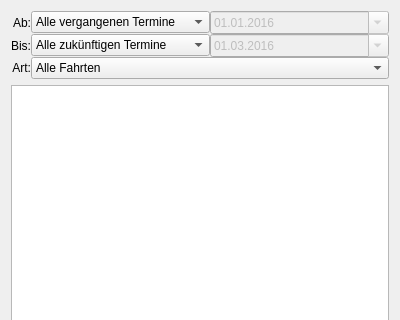
First picture: the form in export.ui, repository philjosch/Einsatzplaner, before the edit; both pictures show x 0 to 400 and y 0 to 320 of the 400 by 555 pixel window.
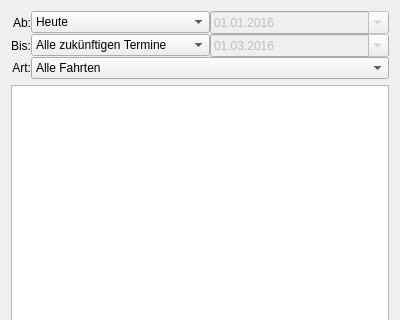
Second picture: the form after the edit.

Commit message:
Verbesserungen bei der Export-Funktion
Standardmäßig wird ab dem heutigen Datum ausgegeben. Ebenso werden
manche Informationen wenn nicht benötigt ausgeblendet.
Ebenso weitere kleine Verbesserungen.

```diff
--- a/export.ui
+++ b/export.ui
@@ -59,7 +59,7 @@
         <bool>true</bool>
        </property>
        <property name="currentIndex">
-        <number>3</number>
+        <number>0</number>
        </property>
        <item>
         <property name="text">
```
The commit also changes 2 other files.
